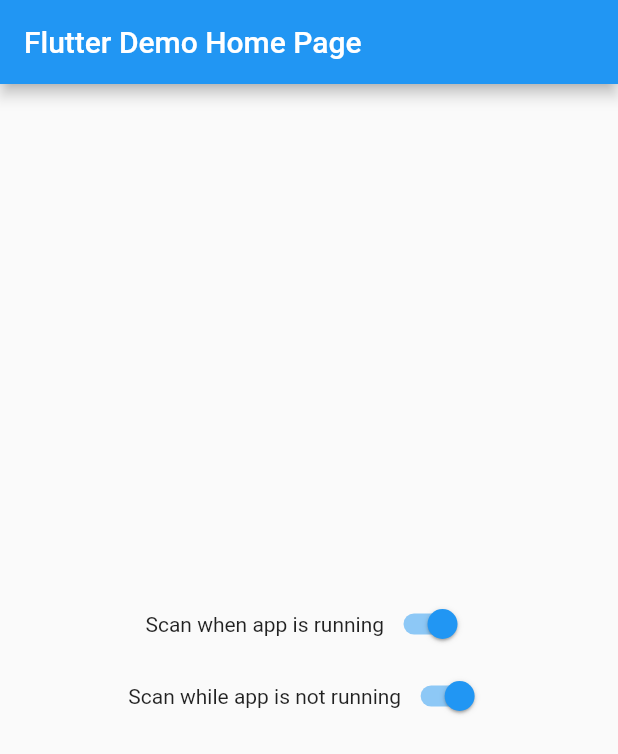
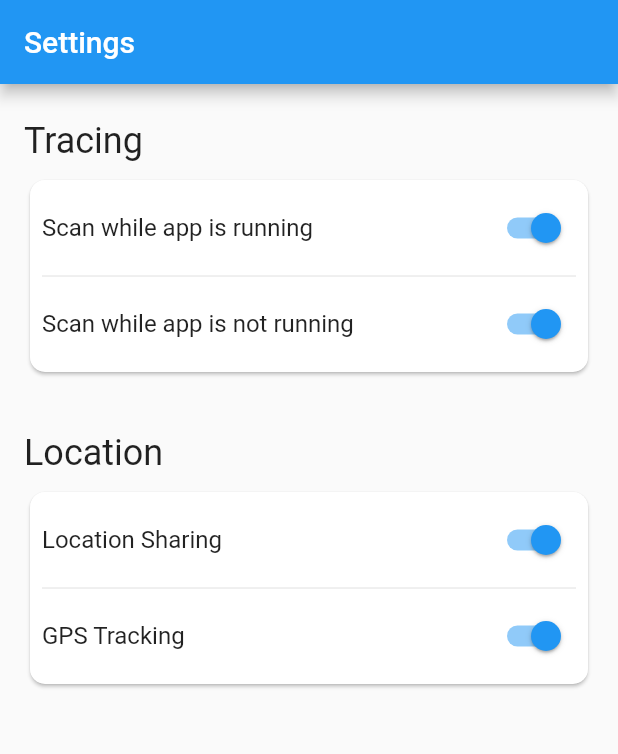
Before and after one commit to max-fish/covid-19-contact-tracing-app, a Flutter app: the screen it shows after launch, on a phone screen of 412 x 824 dp. Shown: the top 754 px of the screen. Run offline on Flutter 3.47's test engine with Material 2 defaults, Android fonts, the phone set to English and light mode, and no system bars.

Commit message:
update settings ui

```diff
--- a/lib/main.dart
+++ b/lib/main.dart
@@ -1,3 +1,4 @@
+import 'package:flutter/cupertino.dart';
 import 'package:flutter/material.dart';
 import 'package:flutter/services.dart';
 
@@ -12,17 +13,20 @@ class MyApp extends StatelessWidget {
         title: 'Flutter Demo',
         theme: ThemeData(
           primarySwatch: Colors.blue,
+          textTheme: TextTheme(bodyText2: TextStyle(fontSize: 16.0)),
           visualDensity: VisualDensity.adaptivePlatformDensity,
         ),
-      home: MyHomePage(title: 'Flutter Demo Home Page'),
-    );
+        home: Scaffold(
+          appBar: AppBar(
+            title: Text('Settings', style: Theme.of(context).textTheme.headline6.copyWith(color: Colors.white),),
+          ),
+          body: MyHomePage(),
+        ));
   }
 }
 
 class MyHomePage extends StatefulWidget {
-  MyHomePage({Key key, this.title}) : super(key: key);
-
-  final String title;
+  MyHomePage({Key key}) : super(key: key);
 
   @override
   _MyHomePageState createState() => _MyHomePageState();
@@ -31,61 +35,157 @@ class MyHomePage extends StatefulWidget {
 class _MyHomePageState extends State<MyHomePage> {
   bool scanning = true;
   bool backgroundScanning = true;
+  bool gpsTracking = true;
+  bool locationSharing = true;
   static const platform = const MethodChannel('nearby-message-api');
+
+  static Future<void> mediumImpact() async {
+    await SystemChannels.platform.invokeMethod<void>(
+      'HapticFeedback.vibrate',
+      'HapticFeedbackType.mediumImpact',
+    );
+  }
 
   Future<void> _toggleSubscribe(bool shouldScan) async {
     try {
-      await platform.invokeMethod('toggleSubscribe', <String, bool>{
-        'shouldScan': shouldScan
-      });
+      await platform.invokeMethod(
+          'toggleSubscribe', <String, bool>{'shouldScan': shouldScan});
       setState(() {
         scanning = shouldScan;
       });
+      if (shouldScan) {
+        final snackBar = SnackBar(
+          content: Text(
+            'BLE Scanning Enabled',
+            style: Theme.of(context).textTheme.bodyText2.copyWith(color: Colors.white),
+          ),
+          behavior: SnackBarBehavior.floating,
+        );
+        Scaffold.of(context).showSnackBar(snackBar);
+      } else {
+        final snackBar = SnackBar(
+          content: Text(
+              'BLE Scanning Disabled (You will not be alerted of possible exposure when using the app)',
+              style: Theme.of(context).textTheme.bodyText2.copyWith(color: Colors.white)),
+          behavior: SnackBarBehavior.floating,
+        );
+        Scaffold.of(context).showSnackBar(snackBar);
+      }
+      await mediumImpact();
     } on PlatformException catch (e) {
-      print(e);
+      final snackBar = SnackBar(
+        content: Text(
+          e.message,
+        ),
+      );
+      Scaffold.of(context).showSnackBar(snackBar);
     }
   }
 
   Future<void> _toggleBackgroundSubscribe(bool shouldBackgroundScan) async {
     print(shouldBackgroundScan);
-    try{
-      await platform.invokeMethod('toggleBackgroundSubscribe', <String, bool>{
-          'shouldBackgroundScan': shouldBackgroundScan
-      });
+    try {
+      await platform.invokeMethod('toggleBackgroundSubscribe',
+          <String, bool>{'shouldBackgroundScan': shouldBackgroundScan});
       setState(() {
         backgroundScanning = shouldBackgroundScan;
       });
+      if (shouldBackgroundScan) {
+        final snackBar = SnackBar(
+            content: Text('Background Scanning Enabled'),
+            backgroundColor: Colors.green);
+        Scaffold.of(context).showSnackBar(snackBar);
+      } else {
+        final snackBar = SnackBar(
+          content: Text('Background Scanning Disabled'),
+          backgroundColor: Colors.green,
+        );
+        Scaffold.of(context).showSnackBar(snackBar);
+      }
+      await mediumImpact();
     } on PlatformException catch (e) {
-      print(e);
+      final snackBar = SnackBar(
+        content: Text(e.message),
+        backgroundColor: Colors.red,
+      );
+      Scaffold.of(context).showSnackBar(snackBar);
     }
   }
 
   @override
   Widget build(BuildContext context) {
-    return Scaffold(
-      appBar: AppBar(
-        title: Text(widget.title),
+    return Container(
+      margin: const EdgeInsets.only(left: 16, right: 16, top: 24),
+      child: Column(
+        mainAxisAlignment: MainAxisAlignment.start,
+        crossAxisAlignment: CrossAxisAlignment.stretch,
+        children: <Widget>[
+          Text('Tracing', style: Theme.of(context).textTheme.headline5,),
+          SizedBox(height: 8,),
+          Card(
+            shape: RoundedRectangleBorder(
+              borderRadius: BorderRadius.circular(10)
             ),
-      body: Center(
+            child: Padding(
+              padding: const EdgeInsets.all(8.0),
               child: Column(
-          mainAxisAlignment: MainAxisAlignment.center,
+              children: [
+                Row(
+                  mainAxisAlignment: MainAxisAlignment.spaceBetween,
                   children: <Widget>[
-            Row(
-              mainAxisAlignment: MainAxisAlignment.center,
-              children: <Widget>[
-                Text('Scan when app is running'),
+                    Text('Scan while app is running', style: Theme.of(context).textTheme.bodyText2,),
                     Switch(value: scanning, onChanged: _toggleSubscribe),
                   ],
                 ),
+                Divider(),
                 Row(
-              mainAxisAlignment: MainAxisAlignment.center,
+                  mainAxisAlignment: MainAxisAlignment.spaceBetween,
                   children: <Widget>[
                     Text('Scan while app is not running'),
-                Switch(value: backgroundScanning, onChanged: _toggleBackgroundSubscribe,)
+                    Switch(
+                      value: backgroundScanning,
+                      onChanged: _toggleBackgroundSubscribe,
+                    )
+                  ],
+                ),
+              ],
+          ),
+            ),),
+          SizedBox(height: 36,),
+          Text('Location', style: Theme.of(context).textTheme.headline5,),
+          SizedBox(height: 8,),
+          Card(
+            shape: RoundedRectangleBorder(
+              borderRadius: BorderRadius.circular(10)
+            ),
+            child: Padding(
+              padding: const EdgeInsets.all(8.0),
+              child: Column(
+              children: [
+                Row(
+                  mainAxisAlignment: MainAxisAlignment.spaceBetween,
+                  children: <Widget>[
+                    Text('Location Sharing', style: Theme.of(context).textTheme.bodyText2,),
+                    Switch(
+                      value: locationSharing,
+                      onChanged: (bool value) {},
+                    )],
+                ),
+                Divider(),
+                Row(
+                  mainAxisAlignment: MainAxisAlignment.spaceBetween,
+                  children: [
+                    Text('GPS Tracking', style: Theme.of(context).textTheme.bodyText2,),
+                    Switch(
+                      value: gpsTracking,
+                      onChanged: (bool value) {},
+                    )
                   ],
                 )
               ],
           ),
+            ),),
+        ],
       ),
     );
   }
```
Lines whose indentation alone changed are shown as unchanged.
